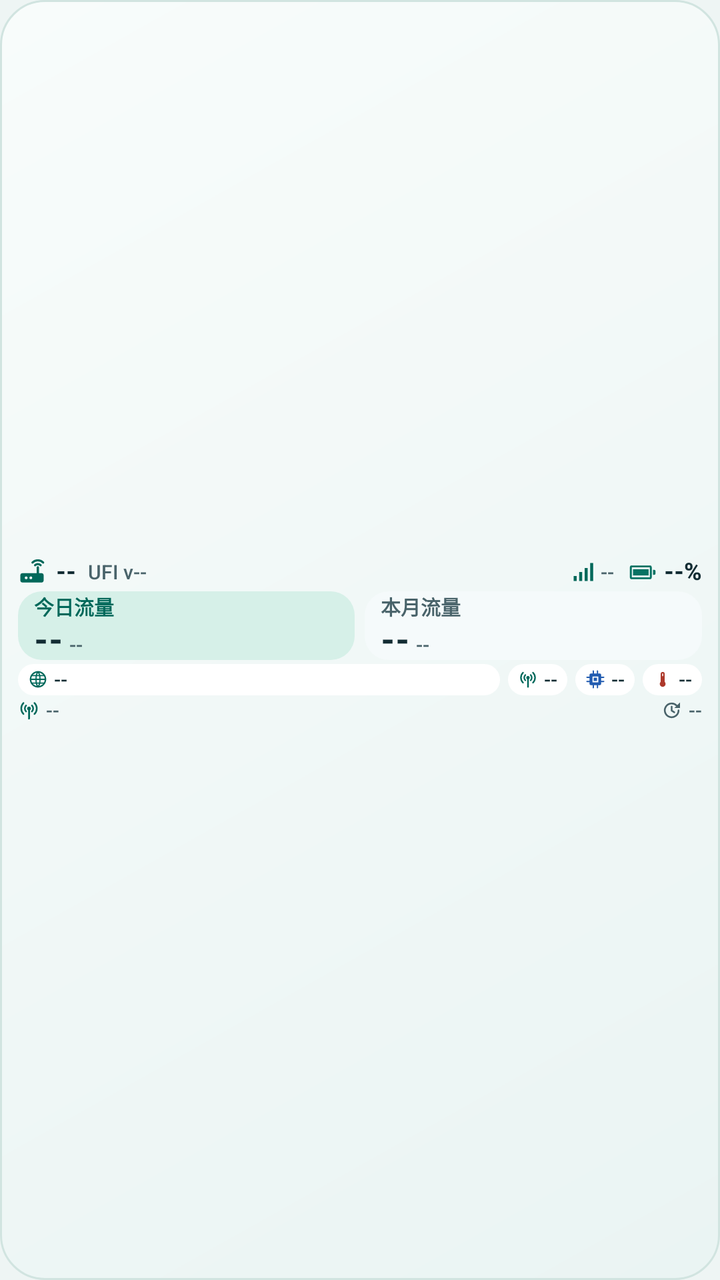
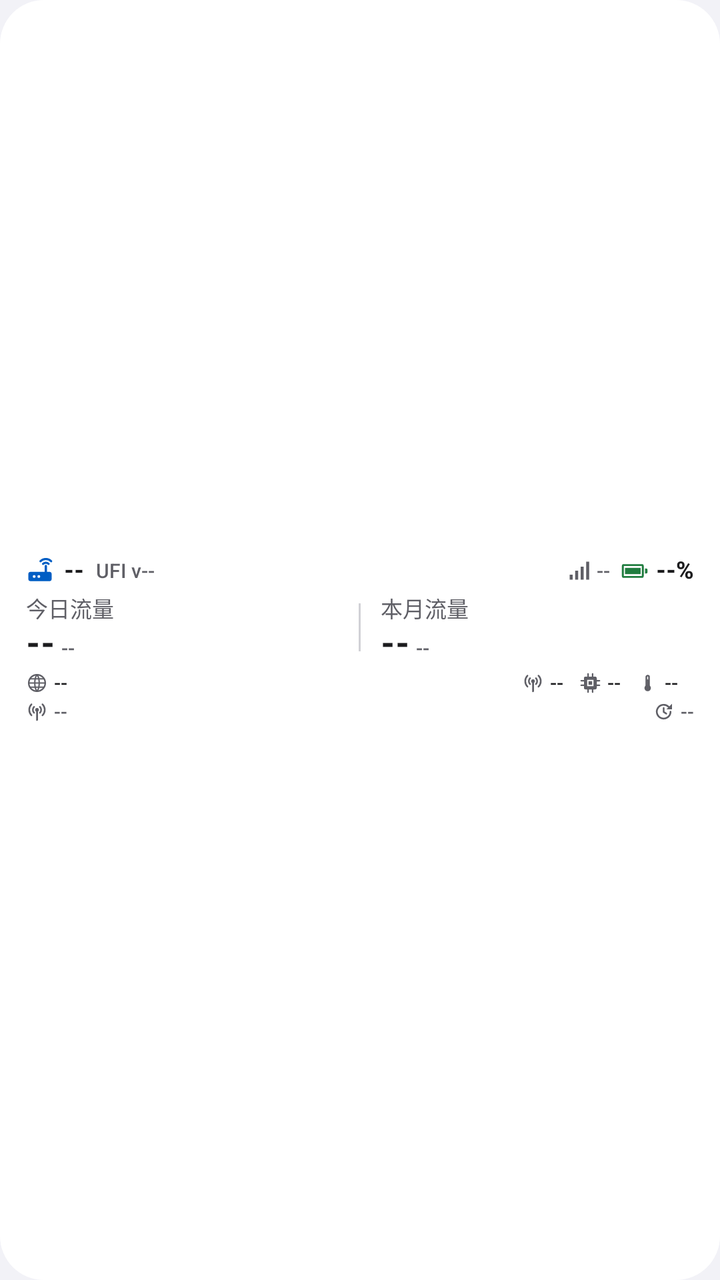

Compare the two renders of this Android layout. The source of the first and the diff that turns it into the second are given below.
<!-- AndroidManifest.xml: application theme AppTheme -->
<!-- res/layout/widget_medium_compact.xml -->
<?xml version="1.0" encoding="utf-8"?>
<LinearLayout xmlns:android="http://schemas.android.com/apk/res/android"
    android:id="@+id/root"
    android:layout_width="match_parent" android:layout_height="match_parent"
    android:orientation="vertical" android:gravity="center_vertical"
    android:background="@drawable/widget_bg"
    android:paddingStart="9dp" android:paddingEnd="9dp" android:paddingTop="2dp" android:paddingBottom="2dp">
    <LinearLayout android:id="@+id/top_bar" android:layout_width="match_parent" android:layout_height="wrap_content"
        android:orientation="horizontal" android:gravity="center_vertical">
        <ImageView android:layout_width="14dp" android:layout_height="14dp" android:src="@drawable/ic_router" android:tint="@color/accent" />
        <TextView android:id="@+id/model" style="@style/W.Title" android:layout_width="wrap_content" android:layout_height="wrap_content" android:text="--" android:layout_marginStart="5dp" android:maxWidth="104dp" android:maxLines="1" android:ellipsize="end"/>
        <TextView android:id="@+id/ufi_ver" style="@style/W.Small" android:layout_width="0dp" android:layout_weight="1"
            android:layout_height="wrap_content" android:layout_marginStart="6dp" android:layout_marginEnd="4dp" android:maxLines="1" android:ellipsize="end"
            android:text="UFI v--"/>
        <ImageView android:layout_width="12dp" android:layout_height="12dp" android:src="@drawable/ic_signal" android:tint="@color/signal" />
        <TextView android:id="@+id/signal_bar" style="@style/W.Small" android:layout_width="wrap_content" android:layout_height="wrap_content" android:text="--" android:layout_marginStart="3dp"/>
        <ImageView android:id="@+id/bat_icon" android:layout_width="15dp" android:layout_height="15dp" android:src="@drawable/ic_bat_100"
            android:layout_marginStart="7dp" android:tint="@color/c_wifi"/>
        <TextView android:id="@+id/battery" style="@style/W.Title" android:layout_width="wrap_content" android:layout_height="wrap_content" android:text="--%" android:layout_marginStart="3dp"/>
    </LinearLayout>
    <LinearLayout android:layout_width="match_parent" android:layout_height="wrap_content"
        android:orientation="horizontal" android:layout_marginTop="2dp" android:baselineAligned="false">
        <LinearLayout android:layout_width="0dp" android:layout_weight="1" android:layout_height="wrap_content"
            android:orientation="vertical" android:background="@drawable/traffic_daily_bg"
            android:paddingStart="8dp" android:paddingEnd="8dp" android:paddingTop="0dp" android:paddingBottom="0dp">
            <TextView style="@style/W.Label" android:layout_width="wrap_content" android:layout_height="wrap_content" android:text="今日流量"/>
            <LinearLayout android:layout_width="wrap_content" android:layout_height="wrap_content"
                android:orientation="horizontal" android:baselineAligned="true">
                <TextView android:id="@+id/daily_value" style="@style/W.BigCompact" android:layout_width="wrap_content"
                    android:layout_height="wrap_content" android:layout_weight="1" android:maxLines="1" android:ellipsize="end"
                    android:autoSizeTextType="uniform" android:autoSizeMinTextSize="12sp"
                    android:autoSizeStepGranularity="1sp" android:text="--"/>
                <TextView android:id="@+id/daily_unit" style="@style/W.Unit" android:layout_width="wrap_content" android:layout_height="wrap_content" android:text="--" android:layout_marginStart="3dp"/>
            </LinearLayout>
        </LinearLayout>
        <FrameLayout android:layout_width="5dp" android:layout_height="1dp"/>
        <LinearLayout android:layout_width="0dp" android:layout_weight="1" android:layout_height="wrap_content"
            android:orientation="vertical" android:background="@drawable/traffic_monthly_bg"
            android:paddingStart="8dp" android:paddingEnd="8dp" android:paddingTop="0dp" android:paddingBottom="0dp">
            <TextView style="@style/W.LabelMuted" android:layout_width="wrap_content" android:layout_height="wrap_content" android:text="本月流量"/>
            <LinearLayout android:layout_width="wrap_content" android:layout_height="wrap_content"
                android:orientation="horizontal" android:baselineAligned="true">
                <TextView android:id="@+id/monthly_value" style="@style/W.BigCompact" android:layout_width="wrap_content"
                    android:layout_height="wrap_content" android:layout_weight="1" android:maxLines="1" android:ellipsize="end"
                    android:autoSizeTextType="uniform" android:autoSizeMinTextSize="12sp"
                    android:autoSizeStepGranularity="1sp" android:text="--"/>
                <TextView android:id="@+id/monthly_unit" style="@style/W.Unit" android:layout_width="wrap_content" android:layout_height="wrap_content" android:text="--" android:layout_marginStart="3dp"/>
            </LinearLayout>
        </LinearLayout>
    </LinearLayout>
    <LinearLayout android:layout_width="match_parent" android:layout_height="wrap_content"
        android:orientation="horizontal" android:gravity="center_vertical" android:layout_marginTop="2dp">
        <LinearLayout android:layout_width="0dp" android:layout_weight="1" android:layout_height="wrap_content"
            android:orientation="horizontal" android:gravity="center_vertical"
            android:background="@drawable/chip_bg" android:layout_marginEnd="4dp" 
            android:paddingStart="5dp" android:paddingEnd="5dp" android:paddingTop="2dp" android:paddingBottom="2dp">
            <ImageView android:layout_width="10dp" android:layout_height="10dp" android:src="@drawable/ic_globe" android:tint="@color/c_net" />
            <TextView android:id="@+id/net" style="@style/W.Chip" android:layout_width="wrap_content" android:layout_height="wrap_content" android:text="--" android:layout_marginStart="3dp" android:maxLines="1" android:ellipsize="end"/>
        </LinearLayout>
        <LinearLayout android:layout_width="wrap_content" android:layout_height="wrap_content"
            android:orientation="horizontal" android:gravity="center_vertical"
            android:background="@drawable/chip_bg" android:layout_marginEnd="4dp" 
            android:paddingStart="5dp" android:paddingEnd="5dp" android:paddingTop="2dp" android:paddingBottom="2dp">
            <ImageView android:layout_width="10dp" android:layout_height="10dp" android:src="@drawable/ic_antenna" android:tint="@color/accent" />
            <TextView android:id="@+id/band" style="@style/W.Chip" android:layout_width="wrap_content" android:layout_height="wrap_content" android:text="--" android:layout_marginStart="3dp" android:maxLines="1" android:ellipsize="end"/>
        </LinearLayout>
        <LinearLayout android:layout_width="wrap_content" android:layout_height="wrap_content"
            android:orientation="horizontal" android:gravity="center_vertical"
            android:background="@drawable/chip_bg" android:layout_marginEnd="4dp" 
            android:paddingStart="5dp" android:paddingEnd="5dp" android:paddingTop="2dp" android:paddingBottom="2dp">
            <ImageView android:layout_width="10dp" android:layout_height="10dp" android:src="@drawable/ic_cpu" android:tint="@color/c_cpu" />
            <TextView android:id="@+id/cpu" style="@style/W.Chip" android:layout_width="wrap_content" android:layout_height="wrap_content" android:text="--" android:layout_marginStart="3dp" android:maxLines="1" android:ellipsize="end"/>
        </LinearLayout>
        <LinearLayout android:layout_width="wrap_content" android:layout_height="wrap_content"
            android:orientation="horizontal" android:gravity="center_vertical"
            android:background="@drawable/chip_bg" 
            android:paddingStart="5dp" android:paddingEnd="5dp" android:paddingTop="2dp" android:paddingBottom="2dp">
            <ImageView android:layout_width="10dp" android:layout_height="10dp" android:src="@drawable/ic_temp" android:tint="@color/c_temp" />
            <TextView android:id="@+id/temp" style="@style/W.Chip" android:layout_width="wrap_content" android:layout_height="wrap_content" android:text="--" android:layout_marginStart="3dp" android:maxLines="1" android:ellipsize="end"/>
        </LinearLayout>
    </LinearLayout>
    <LinearLayout android:layout_width="match_parent" android:layout_height="wrap_content"
        android:orientation="horizontal" android:gravity="center_vertical" android:layout_marginTop="2dp">
        <LinearLayout android:id="@+id/signal_group" android:layout_width="0dp" android:layout_weight="1" android:layout_height="wrap_content"
            android:orientation="horizontal" android:gravity="center_vertical">
            <ImageView android:layout_width="11dp" android:layout_height="11dp" android:src="@drawable/ic_antenna" android:tint="@color/signal" />
            <TextView android:id="@+id/signal_detail" style="@style/W.Foot" android:layout_width="wrap_content" android:layout_height="wrap_content" android:text="--" android:layout_marginStart="3dp" android:maxLines="1" android:ellipsize="end"/>
        </LinearLayout>
        <TextView android:id="@+id/error_text" style="@style/W.Foot" android:layout_width="0dp" android:layout_weight="1"
            android:layout_height="wrap_content" android:textColor="@color/error" android:maxLines="1" android:ellipsize="end" android:visibility="gone"/>
        <ImageView android:layout_width="11dp" android:layout_height="11dp" android:src="@drawable/ic_clock" android:tint="@color/secondary" android:layout_marginStart="5dp"/>
        <TextView android:id="@+id/update_time" style="@style/W.Foot" android:layout_width="wrap_content" android:layout_height="wrap_content" android:text="--" android:layout_marginStart="3dp"/>
    </LinearLayout>
</LinearLayout>
<!-- resources referenced by this layout -->
<resources>
  <color name="accent">#FF00685A</color>
  <color name="c_cpu">#FF215BB0</color>
  <color name="c_net">#FF00685A</color>
  <color name="c_temp">#FFAD392B</color>
  <color name="c_wifi">#FF087263</color>
  <color name="error">#FFB23130</color>
  <color name="secondary">#FF49636A</color>
  <color name="signal">#FF00685A</color>
  <!-- drawable chip_bg (drawable) -->
  <?xml version="1.0" encoding="utf-8"?>
  <shape xmlns:android="http://schemas.android.com/apk/res/android" android:shape="rectangle">
      <solid android:color="@color/chip_bg"/>
      <corners android:radius="8dp"/>
  </shape>
  <!-- drawable ic_signal (drawable) -->
  <?xml version="1.0" encoding="utf-8"?>
  <vector xmlns:android="http://schemas.android.com/apk/res/android"
      android:width="24dp" android:height="24dp"
      android:viewportWidth="24" android:viewportHeight="24">
      <path android:fillColor="#FF000000" android:pathData="M3,16h3v5H3z M8.5,12h3v9h-3z M14,8h3v13h-3z M19.5,3h3v18h-3z"/>
  </vector>
  <!-- drawable traffic_daily_bg (drawable) -->
  <?xml version="1.0" encoding="utf-8"?>
  <shape xmlns:android="http://schemas.android.com/apk/res/android" android:shape="rectangle">
      <solid android:color="@color/traffic_daily"/>
      <corners android:radius="12dp"/>
  </shape>
  <!-- drawable traffic_monthly_bg (drawable) -->
  <?xml version="1.0" encoding="utf-8"?>
  <shape xmlns:android="http://schemas.android.com/apk/res/android" android:shape="rectangle">
      <solid android:color="@color/traffic_monthly"/>
      <corners android:radius="12dp"/>
  </shape>
  <!-- drawable widget_bg (drawable) -->
  <?xml version="1.0" encoding="utf-8"?>
  <shape xmlns:android="http://schemas.android.com/apk/res/android" android:shape="rectangle">
      <gradient android:startColor="@color/widget_bg" android:endColor="@color/widget_edge" android:angle="315"/>
      <stroke android:width="1dp" android:color="@color/divider"/>
      <corners android:radius="22dp"/>
  </shape>
  <style name="W.BigCompact" parent="W.Big">
          <item name="android:textSize">17sp</item>
          <item name="android:autoSizeMaxTextSize">17sp</item>
      </style>
  <style name="W.Chip">
          <item name="android:textSize">10sp</item>
      </style>
  <style name="W.Foot">
          <item name="android:textSize">9.5sp</item>
          <item name="android:textColor">@color/secondary</item>
      </style>
  <style name="W.Label">
          <item name="android:textSize">10sp</item>
          <item name="android:textStyle">bold</item>
          <item name="android:textColor">@color/accent</item>
      </style>
  <style name="W.LabelMuted" parent="W.Label">
          <item name="android:textColor">@color/secondary</item>
      </style>
  <style name="W.Small">
          <item name="android:textSize">10sp</item>
          <item name="android:textColor">@color/secondary</item>
      </style>
  <style name="W.Title">
          <item name="android:textSize">12sp</item>
          <item name="android:textStyle">bold</item>
      </style>
  <style name="W.Unit">
          <item name="android:textSize">10sp</item>
          <item name="android:textColor">@color/secondary</item>
      </style>
  <color name="chip_bg">#FFFFFFFF</color>
  <color name="traffic_daily">#FFD6F0E8</color>
  <color name="traffic_monthly">#FFF5FAFB</color>
  <color name="widget_bg">#FFF8FCFB</color>
  <color name="widget_edge">#FFEAF4F3</color>
  <color name="divider">#FFD1E4E0</color>
  <style name="W.Big">
          <item name="android:textSize">24sp</item>
          <item name="android:autoSizeMaxTextSize">24sp</item>
          <item name="android:fontFeatureSettings">tnum</item>
          <item name="android:textStyle">bold</item>
      </style>
  <color name="screen_bg">#FFEEF5F4</color>
  <!-- unchanged entries left out for length: 8 -->
</resources>

<!-- the commit's change to res/layout/widget_medium_compact.xml (unified diff, before → after) -->
@@ -4,7 +4,7 @@
     android:layout_width="match_parent" android:layout_height="match_parent"
     android:orientation="vertical" android:gravity="center_vertical"
     android:background="@drawable/widget_bg"
-    android:paddingStart="9dp" android:paddingEnd="9dp" android:paddingTop="2dp" android:paddingBottom="2dp">
+    android:paddingStart="13dp" android:paddingEnd="13dp" android:paddingTop="2dp" android:paddingBottom="2dp">
     <LinearLayout android:id="@+id/top_bar" android:layout_width="match_parent" android:layout_height="wrap_content"
         android:orientation="horizontal" android:gravity="center_vertical">
         <ImageView android:layout_width="14dp" android:layout_height="14dp" android:src="@drawable/ic_router" android:tint="@color/accent" />
@@ -12,17 +12,17 @@
         <TextView android:id="@+id/ufi_ver" style="@style/W.Small" android:layout_width="0dp" android:layout_weight="1"
             android:layout_height="wrap_content" android:layout_marginStart="6dp" android:layout_marginEnd="4dp" android:maxLines="1" android:ellipsize="end"
             android:text="UFI v--"/>
-        <ImageView android:layout_width="12dp" android:layout_height="12dp" android:src="@drawable/ic_signal" android:tint="@color/signal" />
+        <ImageView android:id="@+id/signal_icon" android:layout_width="12dp" android:layout_height="12dp" android:src="@drawable/ic_signal" android:tint="@color/secondary" />
         <TextView android:id="@+id/signal_bar" style="@style/W.Small" android:layout_width="wrap_content" android:layout_height="wrap_content" android:text="--" android:layout_marginStart="3dp"/>
         <ImageView android:id="@+id/bat_icon" android:layout_width="15dp" android:layout_height="15dp" android:src="@drawable/ic_bat_100"
-            android:layout_marginStart="7dp" android:tint="@color/c_wifi"/>
+            android:layout_marginStart="5dp" android:tint="@color/success"/>
         <TextView android:id="@+id/battery" style="@style/W.Title" android:layout_width="wrap_content" android:layout_height="wrap_content" android:text="--%" android:layout_marginStart="3dp"/>
     </LinearLayout>
     <LinearLayout android:layout_width="match_parent" android:layout_height="wrap_content"
-        android:orientation="horizontal" android:layout_marginTop="2dp" android:baselineAligned="false">
+        android:orientation="horizontal" android:gravity="center_vertical"
+        android:layout_marginTop="3dp" android:baselineAligned="false">
         <LinearLayout android:layout_width="0dp" android:layout_weight="1" android:layout_height="wrap_content"
-            android:orientation="vertical" android:background="@drawable/traffic_daily_bg"
-            android:paddingStart="8dp" android:paddingEnd="8dp" android:paddingTop="0dp" android:paddingBottom="0dp">
+            android:orientation="vertical" android:paddingStart="0dp" android:paddingEnd="4dp">
             <TextView style="@style/W.Label" android:layout_width="wrap_content" android:layout_height="wrap_content" android:text="今日流量"/>
             <LinearLayout android:layout_width="wrap_content" android:layout_height="wrap_content"
                 android:orientation="horizontal" android:baselineAligned="true">
@@ -33,11 +33,10 @@
                 <TextView android:id="@+id/daily_unit" style="@style/W.Unit" android:layout_width="wrap_content" android:layout_height="wrap_content" android:text="--" android:layout_marginStart="3dp"/>
             </LinearLayout>
         </LinearLayout>
-        <FrameLayout android:layout_width="5dp" android:layout_height="1dp"/>
+        <FrameLayout android:layout_width="1dp" android:layout_height="24dp" android:background="@color/divider"/>
         <LinearLayout android:layout_width="0dp" android:layout_weight="1" android:layout_height="wrap_content"
-            android:orientation="vertical" android:background="@drawable/traffic_monthly_bg"
-            android:paddingStart="8dp" android:paddingEnd="8dp" android:paddingTop="0dp" android:paddingBottom="0dp">
-            <TextView style="@style/W.LabelMuted" android:layout_width="wrap_content" android:layout_height="wrap_content" android:text="本月流量"/>
+            android:orientation="vertical" android:paddingStart="10dp" android:paddingEnd="4dp">
+            <TextView style="@style/W.Label" android:layout_width="wrap_content" android:layout_height="wrap_content" android:text="本月流量"/>
             <LinearLayout android:layout_width="wrap_content" android:layout_height="wrap_content"
                 android:orientation="horizontal" android:baselineAligned="true">
                 <TextView android:id="@+id/monthly_value" style="@style/W.BigCompact" android:layout_width="wrap_content"
@@ -48,42 +47,38 @@
             </LinearLayout>
         </LinearLayout>
     </LinearLayout>
-    <LinearLayout android:layout_width="match_parent" android:layout_height="wrap_content"
-        android:orientation="horizontal" android:gravity="center_vertical" android:layout_marginTop="2dp">
-        <LinearLayout android:layout_width="0dp" android:layout_weight="1" android:layout_height="wrap_content"
+    <LinearLayout android:id="@+id/mobile_metrics" android:layout_width="match_parent" android:layout_height="wrap_content"
+        android:orientation="horizontal" android:gravity="center_vertical" android:layout_marginTop="3dp">
+        <LinearLayout android:id="@+id/net_metric" android:layout_width="0dp" android:layout_weight="1" android:layout_height="wrap_content"
             android:orientation="horizontal" android:gravity="center_vertical"
-            android:background="@drawable/chip_bg" android:layout_marginEnd="4dp" 
-            android:paddingStart="5dp" android:paddingEnd="5dp" android:paddingTop="2dp" android:paddingBottom="2dp">
-            <ImageView android:layout_width="10dp" android:layout_height="10dp" android:src="@drawable/ic_globe" android:tint="@color/c_net" />
-            <TextView android:id="@+id/net" style="@style/W.Chip" android:layout_width="wrap_content" android:layout_height="wrap_content" android:text="--" android:layout_marginStart="3dp" android:maxLines="1" android:ellipsize="end"/>
+            android:paddingEnd="8dp" android:paddingTop="1dp" android:paddingBottom="1dp">
+            <ImageView android:layout_width="11dp" android:layout_height="11dp" android:src="@drawable/ic_globe" android:tint="@color/secondary" />
+            <TextView android:id="@+id/net" style="@style/W.Metric" android:layout_width="wrap_content" android:layout_height="wrap_content" android:text="--" android:layout_marginStart="3dp" android:maxLines="1" android:ellipsize="end"/>
         </LinearLayout>
-        <LinearLayout android:layout_width="wrap_content" android:layout_height="wrap_content"
+        <LinearLayout android:id="@+id/band_metric" android:layout_width="wrap_content" android:layout_height="wrap_content"
             android:orientation="horizontal" android:gravity="center_vertical"
-            android:background="@drawable/chip_bg" android:layout_marginEnd="4dp" 
-            android:paddingStart="5dp" android:paddingEnd="5dp" android:paddingTop="2dp" android:paddingBottom="2dp">
-            <ImageView android:layout_width="10dp" android:layout_height="10dp" android:src="@drawable/ic_antenna" android:tint="@color/accent" />
-            <TextView android:id="@+id/band" style="@style/W.Chip" android:layout_width="wrap_content" android:layout_height="wrap_content" android:text="--" android:layout_marginStart="3dp" android:maxLines="1" android:ellipsize="end"/>
+            android:paddingEnd="8dp" android:paddingTop="1dp" android:paddingBottom="1dp">
+            <ImageView android:layout_width="11dp" android:layout_height="11dp" android:src="@drawable/ic_antenna" android:tint="@color/secondary" />
+            <TextView android:id="@+id/band" style="@style/W.Metric" android:layout_width="wrap_content" android:layout_height="wrap_content" android:text="--" android:layout_marginStart="3dp" android:maxLines="1" android:ellipsize="end"/>
         </LinearLayout>
-        <LinearLayout android:layout_width="wrap_content" android:layout_height="wrap_content"
+        <LinearLayout android:id="@+id/cpu_metric" android:layout_width="wrap_content" android:layout_height="wrap_content"
             android:orientation="horizontal" android:gravity="center_vertical"
-            android:background="@drawable/chip_bg" android:layout_marginEnd="4dp" 
-            android:paddingStart="5dp" android:paddingEnd="5dp" android:paddingTop="2dp" android:paddingBottom="2dp">
-            <ImageView android:layout_width="10dp" android:layout_height="10dp" android:src="@drawable/ic_cpu" android:tint="@color/c_cpu" />
-            <TextView android:id="@+id/cpu" style="@style/W.Chip" android:layout_width="wrap_content" android:layout_height="wrap_content" android:text="--" android:layout_marginStart="3dp" android:maxLines="1" android:ellipsize="end"/>
+            android:paddingEnd="8dp" android:paddingTop="1dp" android:paddingBottom="1dp">
+            <ImageView android:layout_width="11dp" android:layout_height="11dp" android:src="@drawable/ic_cpu" android:tint="@color/secondary" />
+            <TextView android:id="@+id/cpu" style="@style/W.Metric" android:layout_width="wrap_content" android:layout_height="wrap_content" android:text="--" android:layout_marginStart="3dp" android:maxLines="1" android:ellipsize="end"/>
         </LinearLayout>
-        <LinearLayout android:layout_width="wrap_content" android:layout_height="wrap_content"
+        <LinearLayout android:id="@+id/temp_metric" android:layout_width="wrap_content" android:layout_height="wrap_content"
             android:orientation="horizontal" android:gravity="center_vertical"
-            android:background="@drawable/chip_bg" 
-            android:paddingStart="5dp" android:paddingEnd="5dp" android:paddingTop="2dp" android:paddingBottom="2dp">
-            <ImageView android:layout_width="10dp" android:layout_height="10dp" android:src="@drawable/ic_temp" android:tint="@color/c_temp" />
-            <TextView android:id="@+id/temp" style="@style/W.Chip" android:layout_width="wrap_content" android:layout_height="wrap_content" android:text="--" android:layout_marginStart="3dp" android:maxLines="1" android:ellipsize="end"/>
+            android:paddingEnd="8dp" android:paddingTop="1dp" android:paddingBottom="1dp">
+            <ImageView android:layout_width="11dp" android:layout_height="11dp" android:src="@drawable/ic_temp" android:tint="@color/secondary" />
+            <TextView android:id="@+id/temp" style="@style/W.Metric" android:layout_width="wrap_content" android:layout_height="wrap_content" android:text="--" android:layout_marginStart="3dp" android:maxLines="1" android:ellipsize="end"/>
         </LinearLayout>
     </LinearLayout>
     <LinearLayout android:layout_width="match_parent" android:layout_height="wrap_content"
         android:orientation="horizontal" android:gravity="center_vertical" android:layout_marginTop="2dp">
         <LinearLayout android:id="@+id/signal_group" android:layout_width="0dp" android:layout_weight="1" android:layout_height="wrap_content"
             android:orientation="horizontal" android:gravity="center_vertical">
-            <ImageView android:layout_width="11dp" android:layout_height="11dp" android:src="@drawable/ic_antenna" android:tint="@color/signal" />
+            <ImageView android:layout_width="11dp" android:layout_height="11dp" android:src="@drawable/ic_antenna" android:tint="@color/secondary" />
             <TextView android:id="@+id/signal_detail" style="@style/W.Foot" android:layout_width="wrap_content" android:layout_height="wrap_content" android:text="--" android:layout_marginStart="3dp" android:maxLines="1" android:ellipsize="end"/>
         </LinearLayout>
         <TextView android:id="@+id/error_text" style="@style/W.Foot" android:layout_width="0dp" android:layout_weight="1"
<!-- resource entries referenced after the edit -->
@@ -1,19 +1,9 @@
 <!-- resources referenced by this layout -->
 <resources>
-  <color name="accent">#FF00685A</color>
-  <color name="c_cpu">#FF215BB0</color>
-  <color name="c_net">#FF00685A</color>
-  <color name="c_temp">#FFAD392B</color>
-  <color name="c_wifi">#FF087263</color>
-  <color name="error">#FFB23130</color>
-  <color name="secondary">#FF49636A</color>
-  <color name="signal">#FF00685A</color>
-  <!-- drawable chip_bg (drawable) -->
-  <?xml version="1.0" encoding="utf-8"?>
-  <shape xmlns:android="http://schemas.android.com/apk/res/android" android:shape="rectangle">
-      <solid android:color="@color/chip_bg"/>
-      <corners android:radius="8dp"/>
-  </shape>
+  <color name="accent">#005EC4</color>
+  <color name="error">#B32626</color>
+  <color name="secondary">#5F5F66</color>
+  <color name="success">#217D40</color>
   <!-- drawable ic_signal (drawable) -->
   <?xml version="1.0" encoding="utf-8"?>
   <vector xmlns:android="http://schemas.android.com/apk/res/android"
@@ -21,43 +11,26 @@
       android:viewportWidth="24" android:viewportHeight="24">
       <path android:fillColor="#FF000000" android:pathData="M3,16h3v5H3z M8.5,12h3v9h-3z M14,8h3v13h-3z M19.5,3h3v18h-3z"/>
   </vector>
-  <!-- drawable traffic_daily_bg (drawable) -->
-  <?xml version="1.0" encoding="utf-8"?>
-  <shape xmlns:android="http://schemas.android.com/apk/res/android" android:shape="rectangle">
-      <solid android:color="@color/traffic_daily"/>
-      <corners android:radius="12dp"/>
-  </shape>
-  <!-- drawable traffic_monthly_bg (drawable) -->
-  <?xml version="1.0" encoding="utf-8"?>
-  <shape xmlns:android="http://schemas.android.com/apk/res/android" android:shape="rectangle">
-      <solid android:color="@color/traffic_monthly"/>
-      <corners android:radius="12dp"/>
-  </shape>
   <!-- drawable widget_bg (drawable) -->
   <?xml version="1.0" encoding="utf-8"?>
   <shape xmlns:android="http://schemas.android.com/apk/res/android" android:shape="rectangle">
-      <gradient android:startColor="@color/widget_bg" android:endColor="@color/widget_edge" android:angle="315"/>
-      <stroke android:width="1dp" android:color="@color/divider"/>
+      <solid android:color="@color/widget_bg"/>
       <corners android:radius="22dp"/>
   </shape>
   <style name="W.BigCompact" parent="W.Big">
           <item name="android:textSize">17sp</item>
           <item name="android:autoSizeMaxTextSize">17sp</item>
       </style>
-  <style name="W.Chip">
-          <item name="android:textSize">10sp</item>
-      </style>
   <style name="W.Foot">
           <item name="android:textSize">9.5sp</item>
           <item name="android:textColor">@color/secondary</item>
       </style>
   <style name="W.Label">
+          <item name="android:textSize">11sp</item>
+          <item name="android:textColor">@color/secondary</item>
+      </style>
+  <style name="W.Metric">
           <item name="android:textSize">10sp</item>
-          <item name="android:textStyle">bold</item>
-          <item name="android:textColor">@color/accent</item>
-      </style>
-  <style name="W.LabelMuted" parent="W.Label">
-          <item name="android:textColor">@color/secondary</item>
       </style>
   <style name="W.Small">
           <item name="android:textSize">10sp</item>
@@ -71,19 +44,15 @@
           <item name="android:textSize">10sp</item>
           <item name="android:textColor">@color/secondary</item>
       </style>
-  <color name="chip_bg">#FFFFFFFF</color>
-  <color name="traffic_daily">#FFD6F0E8</color>
-  <color name="traffic_monthly">#FFF5FAFB</color>
-  <color name="widget_bg">#FFF8FCFB</color>
-  <color name="widget_edge">#FFEAF4F3</color>
-  <color name="divider">#FFD1E4E0</color>
+  <color name="widget_bg">#FFFFFF</color>
+  <color name="divider">#D1D1D6</color>
   <style name="W.Big">
-          <item name="android:textSize">24sp</item>
-          <item name="android:autoSizeMaxTextSize">24sp</item>
+          <item name="android:textSize">28sp</item>
+          <item name="android:autoSizeMaxTextSize">28sp</item>
           <item name="android:fontFeatureSettings">tnum</item>
           <item name="android:textStyle">bold</item>
       </style>
-  <color name="screen_bg">#FFEEF5F4</color>
+  <color name="screen_bg">#F2F2F7</color>
   <!-- unchanged entries left out for length: 8 -->
 </resources>
 
